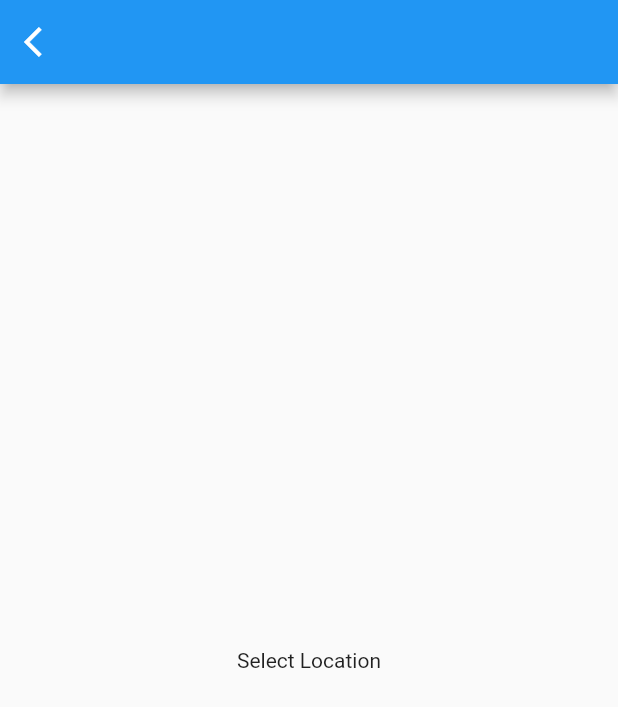
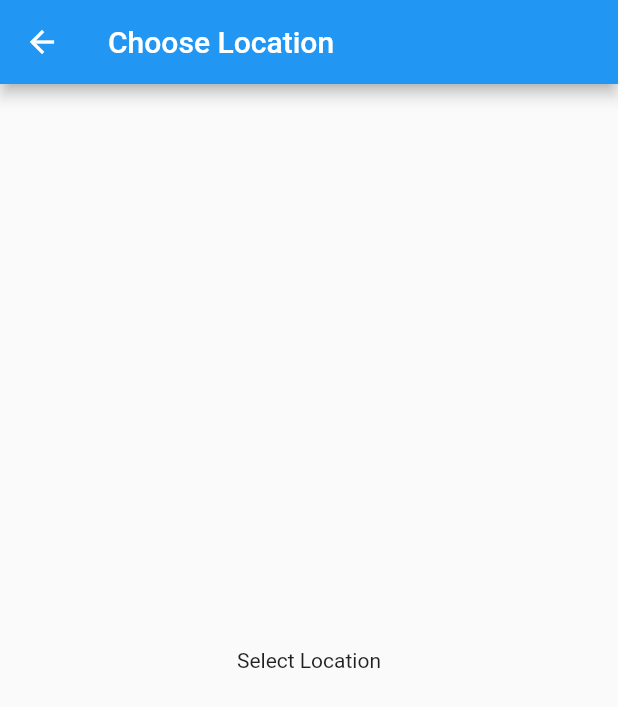
Before and after one commit to faheempp/WorldTimeApp_Flutter, a Flutter app: the screen it shows after launch, after a tap on the "location on" icon, on a phone screen of 412 x 824 dp. Shown: the top 707 px of the screen. Run offline on Flutter 3.47's test engine with Material 2 defaults, Android fonts, the phone set to English and light mode, and no system bars.

```diff
--- a/lib/pages/location.dart
+++ b/lib/pages/location.dart
@@ -9,17 +9,26 @@ class Location extends StatefulWidget{
 }
 
 class _LocationState extends State <Location>{
+  void getData(){
+
+    Future.delayed(Duration(seconds: 2),(){
+      print("reqdata");
+    });
+
+    print("state afta future delayed");
+  }
+  @override
+  void initState(){
+    super.initState();
+    print("Inits state ran");
+    getData();
+  }
   @override
   Widget build(BuildContext context){
     return SafeArea(
       child: Scaffold(
         appBar: AppBar(
-          leading: IconButton(
-            onPressed: (){
-              Navigator.pushNamed(context, '/home');
-            },
-            icon: Icon(Icons.arrow_back_ios),
-          ),
+          title: Text("Choose Location"),
         ),
         body: Center(
           child: Text("Select Location"),
```
